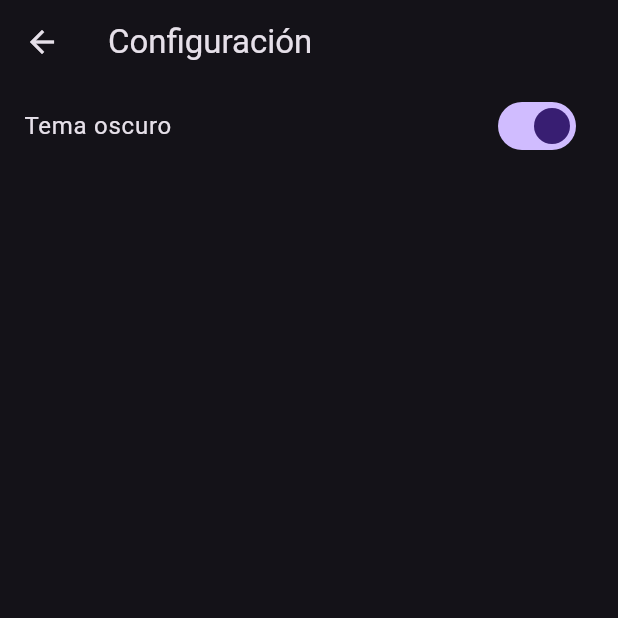
After one commit to carlosgr1992/World_News_CGR, a Flutter app: the ConfiguracionView screen opened by its route, after a tap on "Tema oscuro", on a phone screen of 412 x 824 dp, the top half of it. The commit adds this screen. Run offline on Flutter 3.47's test engine with Material 3 defaults, Android fonts, the phone set to English and light mode, and no system bars; our stand-ins replace cloud_firestore, firebase_auth, firebase_core; accounts and stored records are empty; generated files the repository leaves out were written again.

Commit message:
agregada pantalla configuracion con posibilidad de cambio de tema

```diff
--- /dev/null
+++ b/lib/Theme/ThemeNotifier.dart
@@ -0,0 +1,9 @@
+import 'package:flutter/material.dart';
+
+class ThemeNotifier extends ValueNotifier<ThemeData> {
+  ThemeNotifier() : super(ThemeData.light());
+
+  void toggleTheme() {
+    value = value.brightness == Brightness.dark ? ThemeData.light() : ThemeData.dark();
+  }
+}
--- a/lib/WorldNews.dart
+++ b/lib/WorldNews.dart
@@ -8,6 +8,7 @@ import 'package:world_news/onBoarding/RegisterView.dart';
 import 'package:world_news/onBoarding/LoginView.dart';
 import 'package:world_news/onBoarding/Splash.dart';
 
+import 'onBoarding/ConfiguracionView.dart';
 import 'onBoarding/DetalleNoticiaView.dart';
 
 class WorldNews extends StatelessWidget {
@@ -16,6 +17,7 @@ class WorldNews extends StatelessWidget {
   Widget build(BuildContext context) {
     return MaterialApp(
       title: "World News",
+      theme: ThemeData(fontFamily: ""),
       routes: {
         "/loginView": (context) => LoginView(),
         "/registerView": (context) => RegisterView(),
@@ -25,8 +27,9 @@ class WorldNews extends StatelessWidget {
         '/detalleNoticiaView': (context) => DetalleNoticiaView(),
         '/favoritosView': (context) => MuestraFavoritos(),
         '/loginMobile': (context) => LoginMobile(),
+        '/configuracionView': (context) => ConfiguracionView(), // Nueva ruta añadida
       },
-      initialRoute: "/splashView",
+      initialRoute: "/loginView",
       debugShowCheckedModeBanner: false,
     );
   }
--- a/lib/customViews/DrawerCustom.dart
+++ b/lib/customViews/DrawerCustom.dart
@@ -61,6 +61,14 @@ class DrawerCustom extends StatelessWidget {
                     Navigator.of(context).popAndPushNamed("/favoritosView");
                   },
                 ),
+
+                ListTile(
+                  leading: Icon(Icons.settings),
+                  title: Text('Configuración'),
+                  onTap: () {
+                    Navigator.of(context).popAndPushNamed("/configuracionView");
+                  },
+                ),
                 ListTile(
                   leading: Icon(Icons.home),
                   title: Text('Home'),
--- a/lib/main.dart
+++ b/lib/main.dart
@@ -1,16 +1,59 @@
 import 'package:flutter/material.dart';
 import 'package:firebase_core/firebase_core.dart';
+import 'package:provider/provider.dart';
+import 'Theme/ThemeNotifier.dart';
 import 'firebase_options.dart';
 import 'WorldNews.dart';
 import 'firebase_options.dart';
+import 'onBoarding/ConfiguracionView.dart';
+import 'onBoarding/DetalleNoticiaView.dart';
+import 'onBoarding/HomeView.dart';
+import 'onBoarding/LoginMobile.dart';
+import 'onBoarding/LoginView.dart';
+import 'onBoarding/MuestraFavoritos.dart';
+import 'onBoarding/RegisterDataUser.dart';
+import 'onBoarding/RegisterView.dart';
+import 'onBoarding/Splash.dart';
 
 Future<void> main() async {
-
   WidgetsFlutterBinding.ensureInitialized();
   await Firebase.initializeApp(
     options: DefaultFirebaseOptions.currentPlatform,
   );
+  runApp(
+    ChangeNotifierProvider(
+      create: (_) => ThemeNotifier(),
+      child: MyApp(),
+    ),
+  );
+}
+// Hacemos Stateless el main para poder estar escuchando el cambio del tema y que se actualice en el momento.
+class MyApp extends StatelessWidget {
+  @override
+  Widget build(BuildContext context) {
+    final themeNotifier = Provider.of<ThemeNotifier>(context);
 
-  runApp(WorldNews());
-
+    return ValueListenableBuilder<ThemeData>(
+      valueListenable: themeNotifier,
+      builder: (context, theme, _) {
+        return MaterialApp(
+          title: "World News",
+          theme: theme,
+          routes: {
+            "/loginView": (context) => LoginView(),
+            "/registerView": (context) => RegisterView(),
+            "/homeView": (context) => HomeView(),
+            "/splashView": (context) => Splash(),
+            "/registerDataUser": (context) => RegisterDataUser(),
+            '/detalleNoticiaView': (context) => DetalleNoticiaView(),
+            '/favoritosView': (context) => MuestraFavoritos(),
+            '/loginMobile': (context) => LoginMobile(),
+            '/configuracionView': (context) => ConfiguracionView(),
+          },
+          initialRoute: "/loginView",
+          debugShowCheckedModeBanner: false,
+        );
+      },
+    );
+  }
 }
--- /dev/null
+++ b/lib/onBoarding/ConfiguracionView.dart
@@ -0,0 +1,28 @@
+import 'package:flutter/material.dart';
+import 'package:provider/provider.dart';
+import '../Theme/ThemeNotifier.dart';
+
+
+class ConfiguracionView extends StatelessWidget {
+  @override
+  Widget build(BuildContext context) {
+    final themeNotifier = Provider.of<ThemeNotifier>(context, listen: false);
+
+    return Scaffold(
+      appBar: AppBar(
+        title: Text('Configuración'),
+      ),
+      body: ListView(
+        children: [
+          SwitchListTile(
+            title: Text('Tema oscuro'),
+            value: themeNotifier.value.brightness == Brightness.dark,
+            onChanged: (bool value) {
+              themeNotifier.toggleTheme();
+            },
+          ),
+        ],
+      ),
+    );
+  }
+}
--- a/pubspec.yaml
+++ b/pubspec.yaml
@@ -38,7 +38,7 @@ dependencies:
   firebase_auth: ^4.15.0
   cloud_firestore: ^4.9.3
   http: ^0.13.3
-
+  provider: ^6.0.0
 dev_dependencies:
   flutter_test:
     sdk: flutter
```
Also changed, not shown: lib/onBoarding/DetalleNoticiaView.dart (+0 -7 lines), pubspec.lock.
